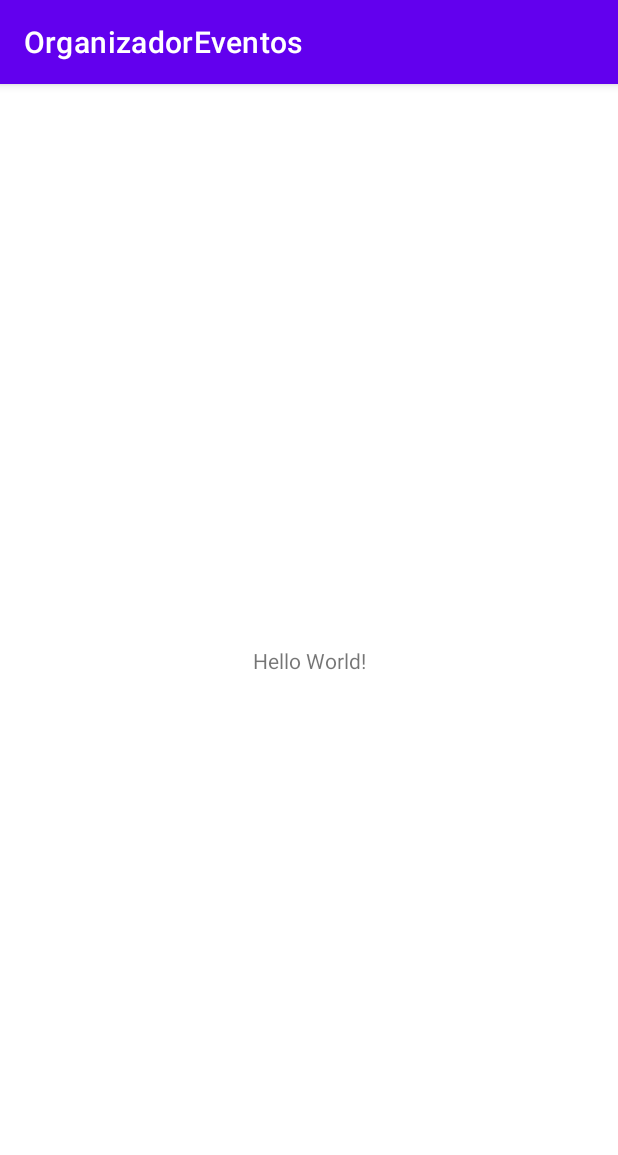
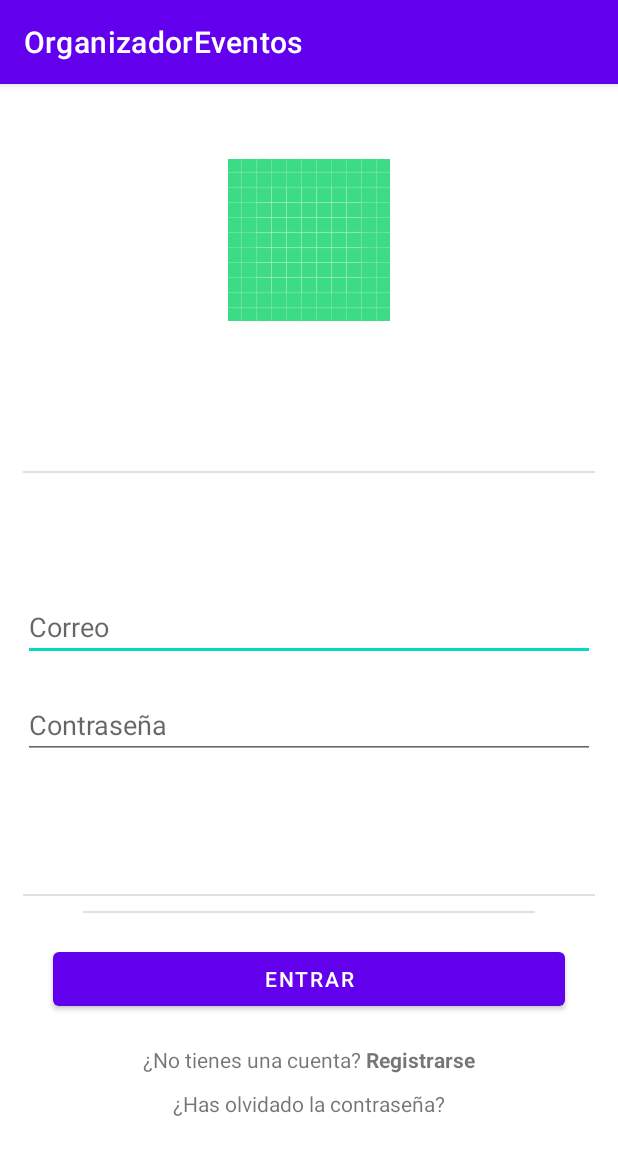
Before and after one commit to AbrahamGM1/OrganizadorEventos, an Android app: the screen it shows after launch (MainActivity before the commit, InicioSesionActivity after it), on a phone screen of 412 x 824 dp. Shown: the top 1155 px of the screen. Run offline under Robolectric (Android 15) with nearby library versions, the phone set to English and light mode, and no system bars.

```diff
--- /dev/null
+++ b/app/src/main/java/gomez/abraham/organizadoreventos/InicioSesionActivity.kt
@@ -0,0 +1,53 @@
+package gomez.abraham.organizadoreventos
+
+import android.content.Intent
+import androidx.appcompat.app.AppCompatActivity
+import android.os.Bundle
+import android.widget.Button
+import android.widget.EditText
+import android.widget.TextView
+import androidx.core.content.ContextCompat.startActivity
+import com.google.android.material.bottomsheet.BottomSheetDialog
+
+class InicioSesionActivity : AppCompatActivity() {
+    override fun onCreate(savedInstanceState: Bundle?) {
+        super.onCreate(savedInstanceState)
+        setContentView(R.layout.activity_inicio_sesion)
+
+        //Initialize UI elements
+        val email: EditText = findViewById(R.id.email)
+        val password: EditText = findViewById(R.id.password)
+        val btnIniciarSesion: Button = findViewById(R.id.login_button)
+        val btnOlvideContraseña: TextView = findViewById(R.id.forgot_password)
+        val btnRegistrarse: TextView = findViewById(R.id.sign_up)
+
+        //Set event listeners
+        btnIniciarSesion.setOnClickListener {
+            val bottomSheet = BottomSheetDialog(this)
+            val view = layoutInflater.inflate(R.layout.term_conditions_bottom_sheet, null)
+            bottomSheet.setContentView(view)
+            bottomSheet.show()
+
+            //On click btnAceptarTerminosCondiciones go to the next activity
+            val btnAceptarTerminosCondiciones: Button = view.findViewById(R.id.accept)
+            val btnCancelarTerminosCondiciones: TextView = view.findViewById(R.id.cancel)
+
+            btnAceptarTerminosCondiciones.setOnClickListener {
+                val intent = Intent(this, MainActivity::class.java)
+                startActivity(intent)
+                finish()
+            }
+
+            btnCancelarTerminosCondiciones.setOnClickListener {
+                bottomSheet.dismiss()
+            }
+        }
+
+        btnRegistrarse.setOnClickListener {
+            val intent = Intent(this, RegistroActivity::class.java)
+            startActivity(intent)
+            finish()
+        }
+
+    }
+}
--- a/app/src/main/java/gomez/abraham/organizadoreventos/MainActivity.kt
+++ b/app/src/main/java/gomez/abraham/organizadoreventos/MainActivity.kt
@@ -1,11 +1,21 @@
 package gomez.abraham.organizadoreventos
 
+import android.content.Intent
 import androidx.appcompat.app.AppCompatActivity
 import android.os.Bundle
+import android.os.Handler
+import androidx.core.content.ContextCompat.startActivity
 
 class MainActivity : AppCompatActivity() {
     override fun onCreate(savedInstanceState: Bundle?) {
         super.onCreate(savedInstanceState)
         setContentView(R.layout.activity_main)
+
+        //Wait 3 seconds and then go to the next activity
+        Handler().postDelayed({
+            val intent = Intent(this, InicioSesionActivity::class.java)
+            startActivity(intent)
+            finish()
+        }, 2000)
     }
 }
--- /dev/null
+++ b/app/src/main/res/layout/activity_inicio_sesion.xml
@@ -0,0 +1,84 @@
+<?xml version="1.0" encoding="utf-8"?>
+<LinearLayout
+    xmlns:android="http://schemas.android.com/apk/res/android"
+    xmlns:tools="http://schemas.android.com/tools"
+    xmlns:app="http://schemas.android.com/apk/res-auto"
+    android:layout_width="match_parent"
+    android:layout_height="match_parent"
+    android:orientation="vertical"
+    tools:context=".InicioSesionActivity"
+>
+
+    <ImageView
+        android:layout_width="wrap_content"
+        android:layout_height="wrap_content"
+        android:layout_gravity="center"
+        android:layout_marginTop="50dp"
+        android:src="@drawable/ic_launcher_background"
+    />
+    <View
+        android:id="@+id/divider"
+        android:layout_width="match_parent"
+        android:layout_height="1dp"
+        android:layout_marginHorizontal="15dp"
+        android:layout_marginTop="100dp"
+        android:background="?android:attr/listDivider"
+    />
+        <EditText
+            android:id="@+id/email"
+            android:layout_width="match_parent"
+            android:layout_height="wrap_content"
+            android:layout_marginHorizontal="15dp"
+            android:layout_marginTop="80dp"
+            android:hint="@string/email"
+            android:inputType="textEmailAddress"
+        />
+        <EditText
+            android:id="@+id/password"
+            android:layout_width="match_parent"
+            android:layout_height="wrap_content"
+            android:layout_marginHorizontal="15dp"
+            android:layout_marginTop="20dp"
+            android:hint="@string/password"
+            android:inputType="textPassword"
+        />
+    <View
+        android:layout_width="match_parent"
+        android:layout_height="1dp"
+        android:layout_marginHorizontal="15dp"
+        android:layout_marginTop="90dp"
+        android:background="?android:attr/listDivider"
+    />
+    <View
+        android:layout_width="match_parent"
+        android:layout_height="1dp"
+        android:layout_marginHorizontal="55dp"
+        android:layout_marginTop="10dp"
+        android:background="?android:attr/listDivider"
+    />
+    <Button
+        android:id="@+id/login_button"
+        android:layout_width="match_parent"
+        android:layout_height="wrap_content"
+        android:layout_marginHorizontal="35dp"
+        android:layout_marginTop="20dp"
+        android:text="@string/login"
+    />
+    <TextView
+        android:id="@+id/sign_up"
+        android:layout_width="wrap_content"
+        android:layout_height="wrap_content"
+        android:layout_gravity="center"
+        android:layout_marginTop="20dp"
+        android:text="@string/dont_have_account"
+    />
+    <TextView
+            android:id="@+id/forgot_password"
+            android:layout_width="wrap_content"
+            android:layout_height="wrap_content"
+            android:layout_gravity="center"
+            android:layout_marginTop="10dp"
+            android:text="@string/forgot_password"
+    />
+
+</LinearLayout>
--- a/app/src/main/res/layout/activity_main.xml
+++ b/app/src/main/res/layout/activity_main.xml
@@ -1,18 +1,20 @@
 <?xml version="1.0" encoding="utf-8"?>
-<androidx.constraintlayout.widget.ConstraintLayout xmlns:android="http://schemas.android.com/apk/res/android"
+<LinearLayout
+    xmlns:android="http://schemas.android.com/apk/res/android"
     xmlns:app="http://schemas.android.com/apk/res-auto"
     xmlns:tools="http://schemas.android.com/tools"
     android:layout_width="match_parent"
     android:layout_height="match_parent"
-    tools:context=".MainActivity">
+    android:orientation="vertical"
+    tools:context=".MainActivity"
+>
 
-    <TextView
-        android:layout_width="wrap_content"
+    <ImageView
+        android:layout_width="250dp"
         android:layout_height="wrap_content"
-        android:text="Hello World!"
-        app:layout_constraintBottom_toBottomOf="parent"
-        app:layout_constraintEnd_toEndOf="parent"
-        app:layout_constraintStart_toStartOf="parent"
-        app:layout_constraintTop_toTopOf="parent" />
+        android:layout_gravity="center"
+        android:layout_weight="1"
+        android:src="@drawable/ic_launcher_background"
+    />
 
-</androidx.constraintlayout.widget.ConstraintLayout>
+</LinearLayout>
--- a/app/src/main/res/values/colors.xml
+++ b/app/src/main/res/values/colors.xml
@@ -7,4 +7,5 @@
     <color name="teal_700">#FF018786</color>
     <color name="black">#FF000000</color>
     <color name="white">#FFFFFFFF</color>
+    <color name="colorPrimary">#FF6200EE</color>
 </resources>
--- a/app/src/main/res/values/strings.xml
+++ b/app/src/main/res/values/strings.xml
@@ -1,3 +1,20 @@
 <resources>
     <string name="app_name">OrganizadorEventos</string>
+    <!-- Login & Register -->
+    <string name="email">Correo</string>
+    <string name="password">Contraseña</string>
+    <!-- Login -->
+    <string name="login">Entrar</string>
+    <string name="dont_have_account">¿No tienes una cuenta? <b>Registrarse</b></string>
+    <string name="forgot_password">¿Has olvidado la contraseña?</string>
+    <!-- Register -->
+    <string name="register">Registrarse</string>
+    <string name="already_have_account">¿Ya tienes una cuenta? <b>Entrar</b></string>
+    <!-- Term and conditions -->
+    <string name="tnc_title">Términos y condiciones</string>
+    <string name="terms_and_conditions">Al continuar, acepto los <u>términos de servicio</u> y he leído la <u>política de privacidad</u></string>
+
+    <!-- general -->
+    <string name="accept">Aceptar</string>
+    <string name="cancel">Cancelar</string>
 </resources>
```
Also changed, not shown: app/src/main/AndroidManifest.xml (+16 -2 lines), app/src/main/java/gomez/abraham/organizadoreventos/RegistroActivity.kt (added, +55 -0 lines), app/src/main/res/layout/activity_registro.xml (added, +80 -0 lines), app/src/main/res/layout/term_conditions_bottom_sheet.xml (added, +43 -0 lines), 1 other file.
